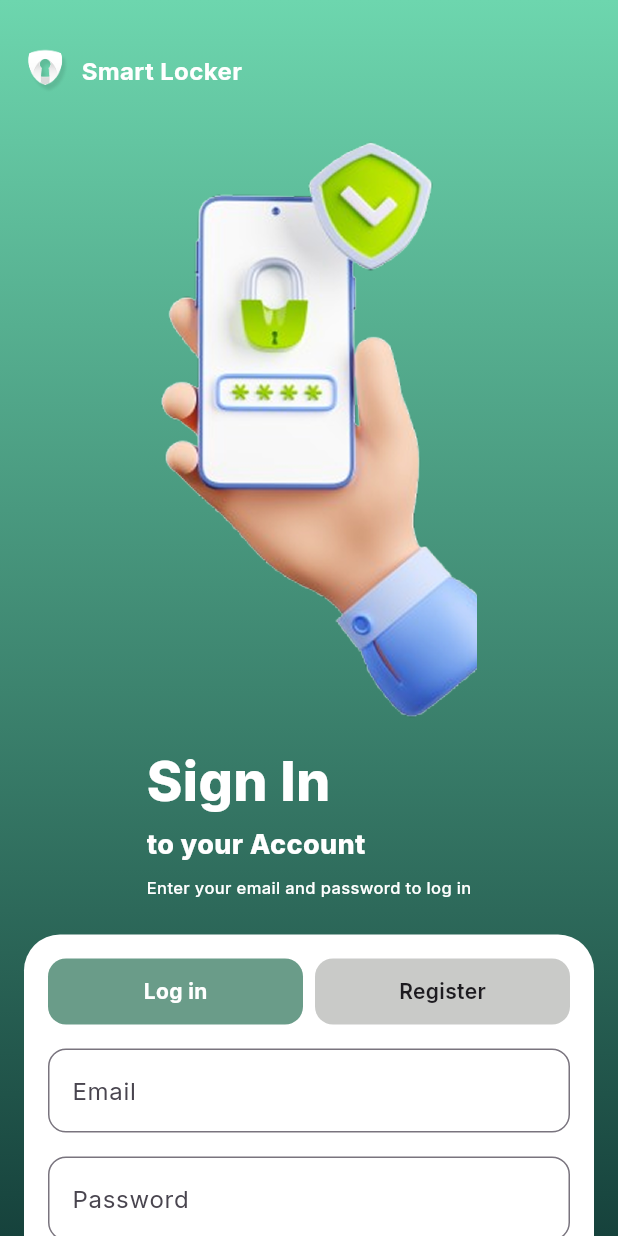
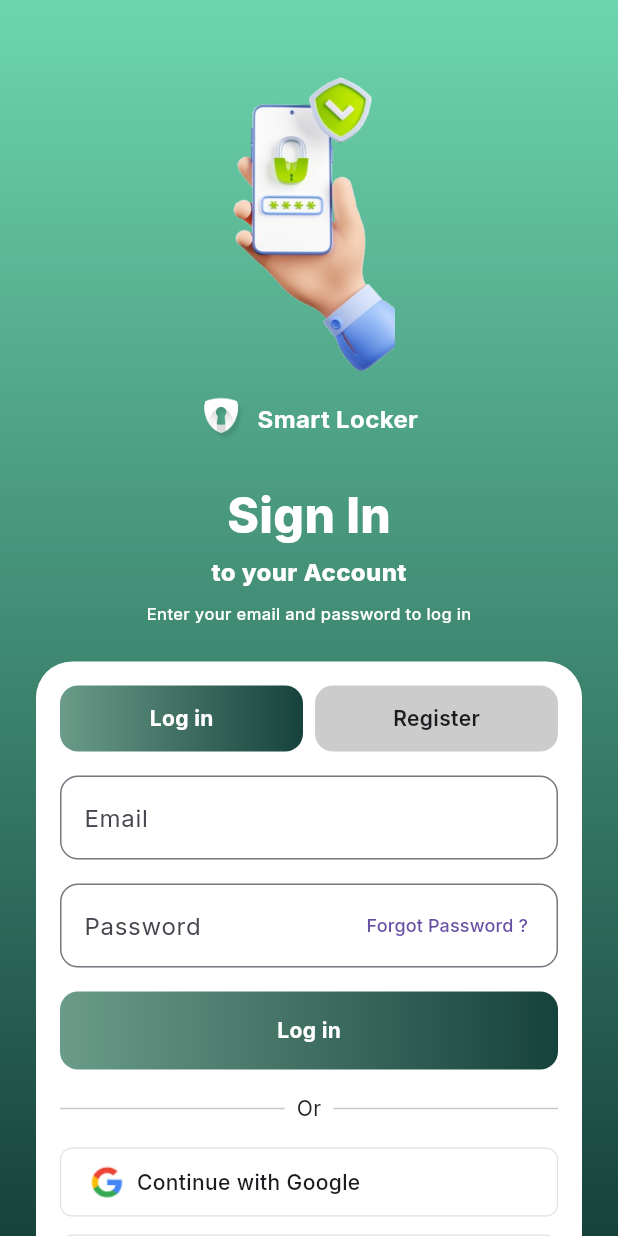
Before and after one commit to imamsmdraa/DPSI_SmartLocker, a Flutter app: the screen it shows after launch, on a phone screen of 412 x 824 dp. Run offline on Flutter 3.47's test engine with Material 3 defaults, Android fonts, the phone set to English and light mode, and no system bars; our stand-ins replace google_fonts.

Commit message:
day 1 jadi frontend

```diff
--- a/lib/main.dart
+++ b/lib/main.dart
@@ -3,6 +3,10 @@ import 'package:flutter/material.dart';
 import 'screens/register/sign_in.dart';
 import 'screens/register/create_account.dart';
 import 'screens/register/email_verification.dart';
+import 'screens/register/profile.dart';
+import 'screens/register/openning.dart'; // Harus ADA dan tidak typo
+
+
 
 void main() {
   runApp(const MyApp());
@@ -25,6 +29,9 @@ class MyApp extends StatelessWidget {
         '/sign-in': (context) => const SignInScreen(),
         '/create-account': (context) => const CreateAccountScreen(),
         '/email-verification': (context) => const EmailVerificationScreen(),
+        '/profile': (context) => const ProfileScreen(),
+        '/openning': (context) => const OpenningScreen(),
+
       },
     );
   }
--- a/lib/routes/app_routes.dart
+++ b/lib/routes/app_routes.dart
@@ -2,5 +2,8 @@ class AppRoutes {
   static const String createAccount = '/create-account';
   static const String emailVerification = '/email-verification';
   static const String signIn = '/sign-in';
+  static const String profile = '/profile';
+  static const String openning = '/openning';
+
   // static const String home = '/home';
 }
--- a/lib/screens/register/sign_in.dart
+++ b/lib/screens/register/sign_in.dart
@@ -7,12 +7,10 @@ class SignInScreen extends StatelessWidget {
   @override
   Widget build(BuildContext context) {
     final size = MediaQuery.of(context).size;
-    final isWide = size.width > 600;
+    final isWide = size.width >= 600;
 
     return Scaffold(
       body: Container(
-        width: double.infinity,
-        height: double.infinity,
         decoration: const BoxDecoration(
           gradient: LinearGradient(
             begin: Alignment.topCenter,
@@ -20,18 +18,42 @@ class SignInScreen extends StatelessWidget {
             colors: [Color(0xFF6DD6AE), Color(0xFF16423C)],
           ),
         ),
+        child: SafeArea(
           child: SingleChildScrollView(
-          padding: const EdgeInsets.symmetric(horizontal: 16, vertical: 32),
             child: Center(
-            child: Column(
+              child: ConstrainedBox(
+                constraints: BoxConstraints(
+                  minHeight: size.height,
+                  maxWidth: 1000,
+                ),
+                child: Padding(
+                  padding: const EdgeInsets.all(24),
+                  child: isWide
+                      ? Row(
                           crossAxisAlignment: CrossAxisAlignment.center,
                           children: [
-                _buildHeader(),
+                            // Left: Form
+                            Expanded(child: _buildFormContent(isWide)),
+                            const SizedBox(width: 32),
+                            // Right: Illustration
+                            Expanded(
+                              child: Image.asset(
+                                'assets/images/verify.png',
+                                height: 400,
+                              ),
+                            ),
+                          ],
+                        )
+                      : Column(
+                          children: [
                             const SizedBox(height: 24),
-                isWide ? _buildWideIntro() : _buildMobileIntro(),
-                const SizedBox(height: 24),
-                _buildLoginForm(isWide),
+                            Image.asset('assets/images/verify.png', height: 200),
+                            const SizedBox(height: 16),
+                            _buildFormContent(isWide),
                           ],
+                        ),
+                ),
+              ),
             ),
           ),
         ),
@@ -39,8 +61,14 @@ class SignInScreen extends StatelessWidget {
     );
   }
 
-  Widget _buildHeader() {
-    return Row(
+  Widget _buildFormContent(bool isWide) {
+    return Column(
+      crossAxisAlignment:
+          isWide ? CrossAxisAlignment.start : CrossAxisAlignment.center,
+      children: [
+        Row(
+          mainAxisAlignment:
+              isWide ? MainAxisAlignment.start : MainAxisAlignment.center,
           children: [
             Image.asset('assets/images/logo.png', height: 32),
             const SizedBox(width: 8),
@@ -53,41 +81,12 @@ class SignInScreen extends StatelessWidget {
               ),
             ),
           ],
-    );
-  }
-
-  Widget _buildWideIntro() {
-    return Row(
-      mainAxisAlignment: MainAxisAlignment.center,
-      children: [
-        SizedBox(
-          width: 300,
-          child: _introText(),
         ),
-        const SizedBox(width: 24),
-        _introImage(),
-      ],
-    );
-  }
-
-  Widget _buildMobileIntro() {
-    return Column(
-      children: [
-        _introImage(),
-        const SizedBox(height: 16),
-        _introText(),
-      ],
-    );
-  }
-
-  Widget _introText() {
-    return Column(
-      crossAxisAlignment: CrossAxisAlignment.start,
-      children: [
+        const SizedBox(height: 24),
         Text(
           'Sign In',
           style: GoogleFonts.inter(
-            fontSize: 36,
+            fontSize: isWide ? 48 : 32,
             fontWeight: FontWeight.w800,
             color: Colors.white,
           ),
@@ -96,7 +95,7 @@ class SignInScreen extends StatelessWidget {
         Text(
           'to your Account',
           style: GoogleFonts.inter(
-            fontSize: 18,
+            fontSize: isWide ? 20 : 16,
             fontWeight: FontWeight.w800,
             color: Colors.white,
           ),
@@ -107,25 +106,12 @@ class SignInScreen extends StatelessWidget {
           style: GoogleFonts.inter(
             fontSize: 11,
             fontWeight: FontWeight.w500,
-            height: 1.4,
             color: Colors.white,
           ),
         ),
-      ],
-    );
-  }
-
-  Widget _introImage() {
-    return Image.asset(
-      'assets/images/verify.png',
-      width: 235,
-      height: 391,
-    );
-  }
-
-  Widget _buildLoginForm(bool isWide) {
-    return Container(
-      width: isWide ? 1000 : double.infinity,
+        const SizedBox(height: 24),
+        Container(
+          width: isWide ? 500 : double.infinity,
           padding: const EdgeInsets.all(16),
           decoration: BoxDecoration(
             color: Colors.white,
@@ -133,39 +119,15 @@ class SignInScreen extends StatelessWidget {
           ),
           child: Column(
             children: [
-          _authTabButtons(),
-          const SizedBox(height: 16),
-          _inputFormFields(),
-          const SizedBox(height: 16),
-          _loginButton(),
-          const SizedBox(height: 16),
-          _orDivider(),
-          const SizedBox(height: 16),
-          _socialButton(
-            icon: 'assets/images/google.png',
-            label: 'Continue with Google',
-          ),
-          const SizedBox(height: 12),
-          _socialButton(
-            icon: 'assets/images/facebook.png',
-            label: 'Continue with Facebook',
-          ),
-          const SizedBox(height: 16),
-          _signUpText(),
-        ],
-      ),
-    );
-  }
-
-  Widget _authTabButtons() {
-    return Row(
+              // Tab
+              Row(
                 children: [
                   Expanded(
                     child: Container(
                       padding: const EdgeInsets.symmetric(vertical: 12),
                       decoration: BoxDecoration(
                         gradient: const LinearGradient(
-                colors: [Color(0xFF6A9C89), Color(0xFF6A9C89)],
+                          colors: [Color(0xFF6A9C89), Color(0xFF16423C)],
                         ),
                         borderRadius: BorderRadius.circular(12),
                       ),
@@ -184,23 +146,21 @@ class SignInScreen extends StatelessWidget {
                     child: Container(
                       padding: const EdgeInsets.symmetric(vertical: 12),
                       decoration: BoxDecoration(
-              color: const Color(0x4F51544F),
+                        color: const Color(0xFFCCCCCC),
                         borderRadius: BorderRadius.circular(12),
                       ),
                       alignment: Alignment.center,
                       child: Text(
                         'Register',
-              style: GoogleFonts.inter(fontWeight: FontWeight.w600),
+                        style: GoogleFonts.inter(
+                          fontWeight: FontWeight.w600,
                         ),
                       ),
                     ),
+                  )
                 ],
-    );
-  }
-
-  Widget _inputFormFields() {
-    return Column(
-      children: [
+              ),
+              const SizedBox(height: 16),
               TextField(
                 decoration: InputDecoration(
                   labelText: 'Email',
@@ -217,18 +177,20 @@ class SignInScreen extends StatelessWidget {
                   border: OutlineInputBorder(
                     borderRadius: BorderRadius.circular(12),
                   ),
-            suffix: Text(
+                  suffixIcon: Padding(
+                    padding: const EdgeInsets.only(right: 8.0),
+                    child: TextButton(
+                      onPressed: () {},
+                      child: Text(
                         'Forgot Password ?',
                         style: GoogleFonts.inter(fontSize: 12),
                       ),
                     ),
                   ),
-      ],
-    );
-  }
-
-  Widget _loginButton() {
-    return Container(
+                ),
+              ),
+              const SizedBox(height: 16),
+              Container(
                 width: double.infinity,
                 padding: const EdgeInsets.symmetric(vertical: 16),
                 decoration: BoxDecoration(
@@ -245,11 +207,9 @@ class SignInScreen extends StatelessWidget {
                     fontWeight: FontWeight.bold,
                   ),
                 ),
-    );
-  }
-
-  Widget _orDivider() {
-    return Row(
+              ),
+              const SizedBox(height: 16),
+              Row(
                 children: const [
                   Expanded(child: Divider()),
                   Padding(
@@ -258,23 +218,34 @@ class SignInScreen extends StatelessWidget {
                   ),
                   Expanded(child: Divider()),
                 ],
-    );
-  }
-
-  Widget _signUpText() {
-    return Text.rich(
+              ),
+              const SizedBox(height: 16),
+              _socialButton(
+                icon: 'assets/images/google.png',
+                label: 'Continue with Google',
+              ),
+              const SizedBox(height: 12),
+              _socialButton(
+                icon: 'assets/images/facebook.png',
+                label: 'Continue with Facebook',
+              ),
+              const SizedBox(height: 16),
+              Text.rich(
                 TextSpan(
                   text: "Don't have an account? ",
                   style: GoogleFonts.inter(),
                   children: [
                     TextSpan(
                       text: 'Sign Up',
-            style: GoogleFonts.inter(
-              color: Colors.blue,
+                      style: GoogleFonts.inter(color: Colors.blue),
+                    )
+                  ],
                 ),
               ),
             ],
           ),
+        ),
+      ],
     );
   }
 
@@ -285,7 +256,7 @@ class SignInScreen extends StatelessWidget {
         borderRadius: BorderRadius.circular(8),
         border: Border.all(width: 0.77, color: Colors.grey.shade300),
       ),
-      padding: const EdgeInsets.symmetric(horizontal: 18.37, vertical: 7.65),
+      padding: const EdgeInsets.symmetric(horizontal: 18.37),
       child: Row(
         children: [
           Image.asset(icon, height: 24),
@@ -293,7 +264,7 @@ class SignInScreen extends StatelessWidget {
           Text(
             label,
             style: GoogleFonts.inter(fontSize: 14, fontWeight: FontWeight.w500),
-          ),
+          )
         ],
       ),
     );
--- a/lib/widgets/custom_textfield.dart
+++ b/lib/widgets/custom_textfield.dart
@@ -8,13 +8,13 @@ class CustomTextField extends StatelessWidget {
   final String? Function(String?)? validator;
 
   const CustomTextField({
-    Key? key,
+    super.key,
     required this.controller,
     required this.hintText,
     this.obscureText = false,
     this.keyboardType = TextInputType.text,
     this.validator,
-  }) : super(key: key);
+  });
 
   @override
   Widget build(BuildContext context) {
```
Also changed, not shown: lib/screens/register/create_account.dart (+10 -10 lines), lib/screens/register/openning.dart (added, +91 -0 lines), lib/screens/register/profile.dart (added, +153 -0 lines), assets/images/logo1.png (added), pubspec.lock. Lines whose indentation alone changed are shown as unchanged.
